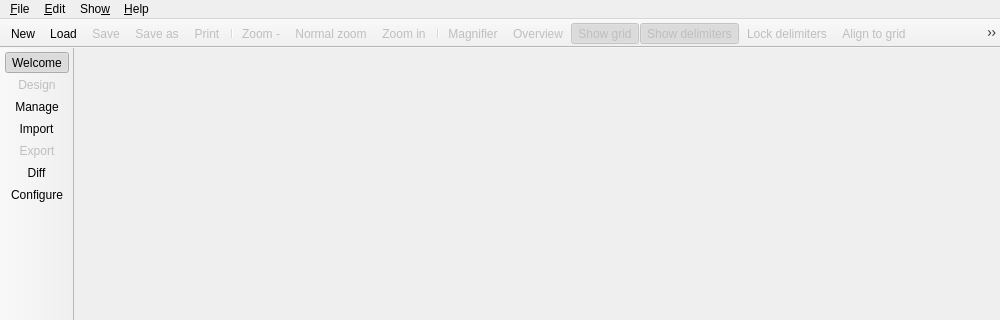
This is libs/libgui/ui/mainwindow.ui in arichiardi/pgmodeler as Qt 5 draws it before an edit; both pictures show x 0 to 1000 and y 0 to 320 of the 1000 by 830 pixel window. The edited form follows.
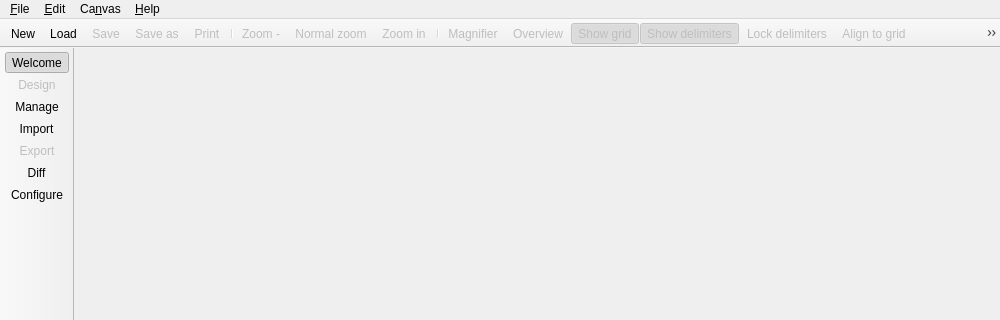
This is the edited form. Icons and pictures are not drawn.

What changed in the file:
```diff
--- a/libs/libgui/ui/mainwindow.ui
+++ b/libs/libgui/ui/mainwindow.ui
@@ -814,9 +814,9 @@
     <addaction name="separator"/>
     <addaction name="action_about"/>
    </widget>
-   <widget class="QMenu" name="show_menu">
+   <widget class="QMenu" name="canvas_menu">
     <property name="title">
-     <string>Sho&amp;w</string>
+     <string>Ca&amp;nvas</string>
     </property>
     <addaction name="action_show_grid"/>
     <addaction name="action_show_delimiters"/>
@@ -833,7 +833,7 @@
    </widget>
    <addaction name="file_menu"/>
    <addaction name="edit_menu"/>
-   <addaction name="show_menu"/>
+   <addaction name="canvas_menu"/>
    <addaction name="about_menu"/>
   </widget>
   <widget class="QToolBar" name="tools_acts_tb">
```
Left out of the diff: 6 changed lines with no effect on the pictures.
